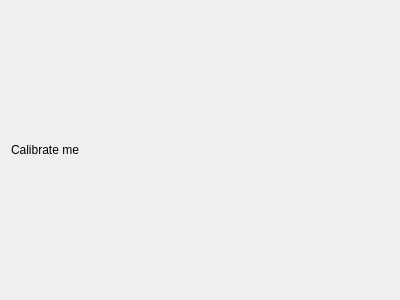
The window that ui/calibration_widget.ui (cheind/reconstructme-qt) describes before a commit, drawn with Qt 5.
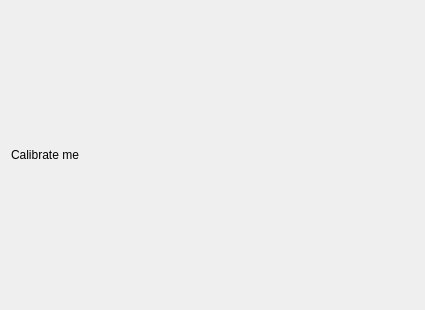
The same window after the commit.

What changed in the file:
```diff
--- a/ui/calibration_widget.ui
+++ b/ui/calibration_widget.ui
@@ -6,17 +6,17 @@
    <rect>
     <x>0</x>
     <y>0</y>
-    <width>400</width>
-    <height>300</height>
+    <width>425</width>
+    <height>310</height>
    </rect>
   </property>
   <property name="windowTitle">
    <string>Form</string>
   </property>
   <layout class="QGridLayout" name="gridLayout_2">
-   <item row="1" column="0">
-    <layout class="QGridLayout" name="gridLayout">
-     <item row="0" column="0">
+   <item row="0" column="0">
+    <layout class="QHBoxLayout" name="horizontalLayout">
+     <item>
       <widget class="QLabel" name="label">
        <property name="text">
         <string>Calibrate me</string>
```
